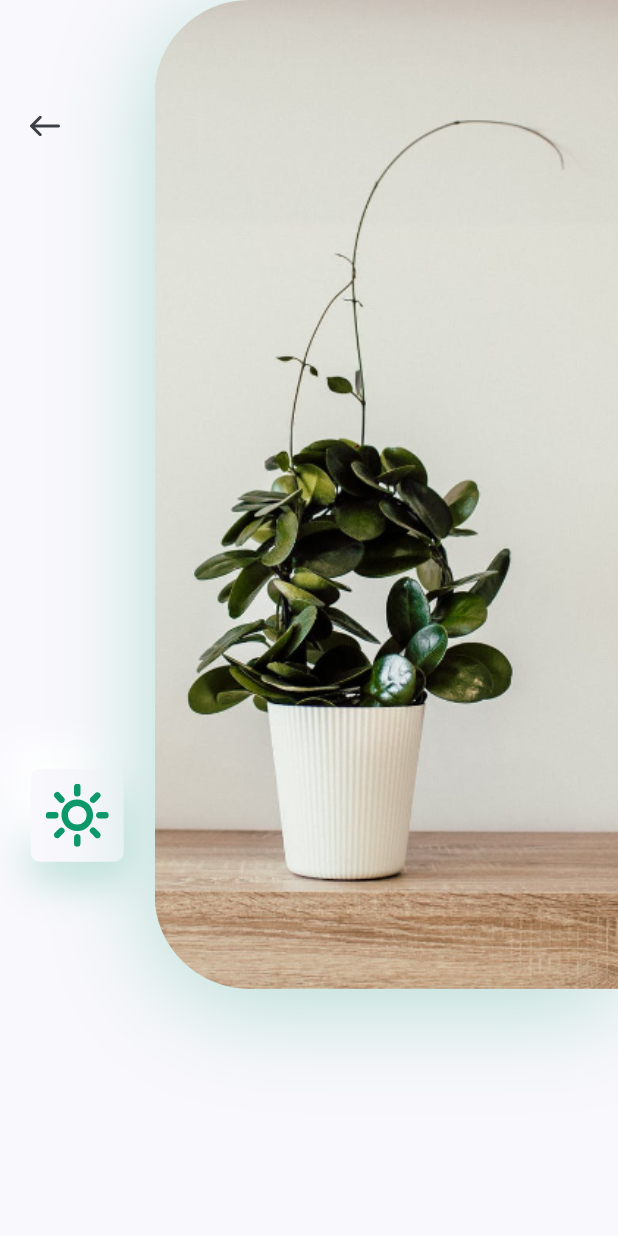
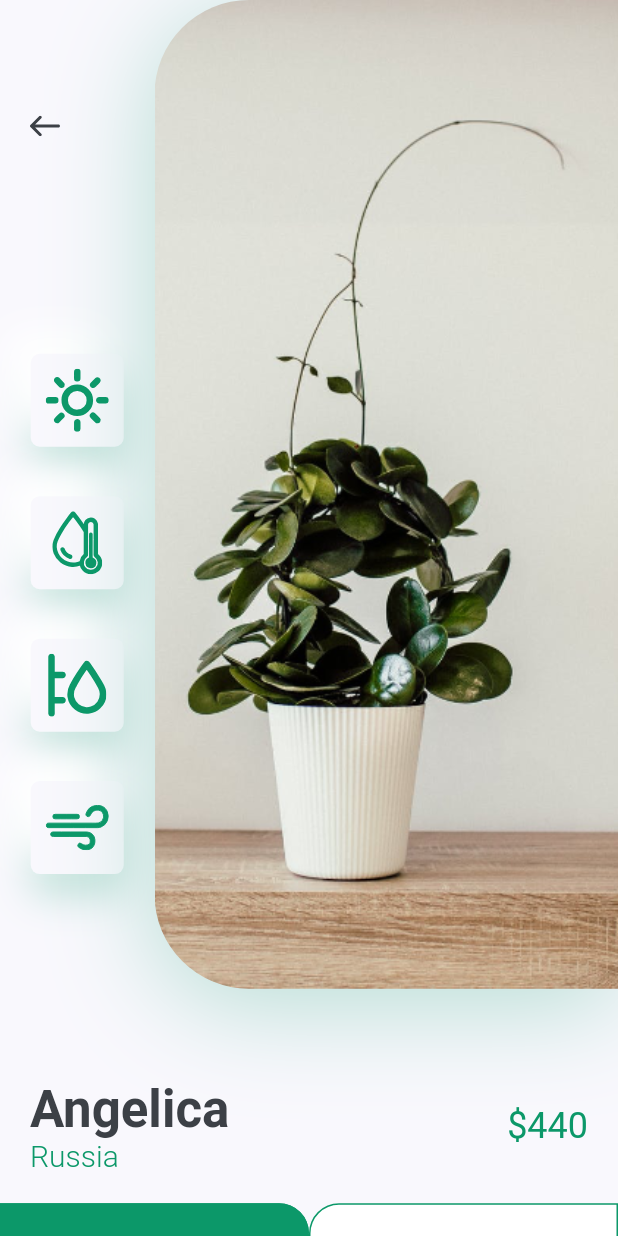
Before and after one commit to AliRahimi1388/planet_vitrin, a Flutter app: the DetailsScreen screen opened directly, on a phone screen of 412 x 824 dp. Run offline on Flutter 3.47's test engine with Material 2 defaults, Android fonts, the phone set to English and light mode, and no system bars; our stand-ins replace flutter_svg.

Commit message:
Finish Appdetails page

```diff
--- a/lib/screens/details/components/body.dart
+++ b/lib/screens/details/components/body.dart
@@ -1,6 +1,7 @@
 import 'package:flutter/material.dart';
-import 'package:flutter_svg/svg.dart';
 import 'package:planet_app/constants.dart';
+import 'package:planet_app/screens/details/components/title_and_price.dart';
+import 'images_and_icons.dart';
 
 class Body extends StatelessWidget {
   const Body({super.key});
@@ -8,76 +9,58 @@ class Body extends StatelessWidget {
   @override
   Widget build(BuildContext context) {
     Size size = MediaQuery.of(context).size;
-    return Column(
-      children: <Widget>[
-        SizedBox(
-          height: size.height * 0.8,
-          child: Row(
+    return SingleChildScrollView(
+      child: Column(
+        children: <Widget>[
+          ImagesAndIcons(size: size),
+          TitleAndPrice(
+            title: "Angelica\n",
+            country: "Russia",
+            price: 440,
+          ),
+          SizedBox(
+            height: kDefaultPaddding,
+          ),
+          Row(
             children: [
-              Expanded(
-                child: Padding(
-                  padding: const EdgeInsets.symmetric(
-                      vertical: kDefaultPaddding * 3),
-                  child: Column(
-                    children: <Widget>[
-                      Align(
-                        alignment: Alignment.topLeft,
-                        child: IconButton(
-                          padding: EdgeInsets.symmetric(
-                              horizontal: kDefaultPaddding),
-                          icon: SvgPicture.asset("assets/icons/back_arrow.svg"),
-                          onPressed: () {
-                            Navigator.pop(context);
-                          },
-                        ),
-                      ),
-                      Spacer(),
-                      Container(
-                        margin: EdgeInsets.symmetric(vertical: size.height*0.03),
-                        padding: EdgeInsets.all(kDefaultPaddding/2),
-                        height: 62,
-                        width: 62,
-                        decoration: BoxDecoration(
-                            color: kBackgroundColor,
-                            borderRadius: BorderRadius.circular(6),
-                            boxShadow: [
-                              BoxShadow(
-                                offset: Offset(0, 15),
-                                blurRadius: 22,
-                                color: kPrimaryColor.withOpacity(0.22),
-                              ),
-                              BoxShadow(offset: Offset(-15, -15),
-                              blurRadius: 20,
-                              color: Colors.white)
-                            ]),
-                            child: SvgPicture.asset("assets/icons/sun.svg"),
-                      )
-                    ],
-                  ),
-                ),
+              SizedBox(
+                width: size.width / 2,
+                height: 84,
+                child: TextButton(
+                    onPressed: () {},
+                    child: Text("Buy", style: TextStyle(fontSize: 17)),
+                    style: ButtonStyle(
+                        foregroundColor:
+                            MaterialStateProperty.all<Color>(Colors.white),
+                        backgroundColor:
+                            MaterialStateProperty.all<Color>(kPrimaryColor),
+                        shape:
+                            MaterialStateProperty.all<RoundedRectangleBorder>(
+                                RoundedRectangleBorder(
+                                    borderRadius: BorderRadius.only(
+                                        topRight: Radius.circular(20)),
+                                    side: BorderSide(color: kPrimaryColor))))),
               ),
-              Container(
-                height: size.height * 0.8,
-                width: size.width * 0.75,
-                decoration: BoxDecoration(
-                    borderRadius: BorderRadius.only(
-                        topLeft: Radius.circular(63),
-                        bottomLeft: Radius.circular(63)),
-                    boxShadow: [
-                      BoxShadow(
-                          offset: Offset(0, 10),
-                          blurRadius: 60,
-                          color: kPrimaryColor.withOpacity(0.29)),
-                    ],
-                    image: DecorationImage(
-                        alignment: Alignment.centerLeft,
-                        fit: BoxFit.cover,
-                        image: AssetImage("assets/images/img.png"))),
+              SizedBox(
+                width: size.width / 2,
+                height: 84,
+                child: TextButton(
+                    onPressed: () {},
+                    child: Text("Comments", style: TextStyle(fontSize: 17)),
+                    style: ButtonStyle(
+                        backgroundColor:
+                            MaterialStateProperty.all<Color>(Colors.white),
+                        shape:
+                            MaterialStateProperty.all<RoundedRectangleBorder>(
+                                RoundedRectangleBorder(
+                                    borderRadius: BorderRadius.only(
+                                        topLeft: Radius.circular(20)),
+                                    side: BorderSide(color: kPrimaryColor))))),
               )
             ],
-          ),
-        )
-      ],
+          )
+        ],
+      ),
     );
   }
 }
--- /dev/null
+++ b/lib/screens/details/components/icon_card.dart
@@ -0,0 +1,36 @@
+import 'package:flutter/material.dart';
+import 'package:flutter_svg/svg.dart';
+import '../../../constants.dart';
+
+class IconCard extends StatelessWidget {
+  const IconCard({
+    super.key,
+    required this.icon,
+  });
+
+  final String icon;
+
+  @override
+  Widget build(BuildContext context) {
+    Size size = MediaQuery.of(context).size;
+    return Container(
+      margin: EdgeInsets.symmetric(vertical: size.height * 0.02),
+      padding: EdgeInsets.all(kDefaultPaddding / 2),
+      height: 62,
+      width: 62,
+      decoration: BoxDecoration(
+          color: kBackgroundColor,
+          borderRadius: BorderRadius.circular(6),
+          boxShadow: [
+            BoxShadow(
+              offset: Offset(0, 15),
+              blurRadius: 22,
+              color: kPrimaryColor.withOpacity(0.22),
+            ),
+            BoxShadow(
+                offset: Offset(-15, -15), blurRadius: 20, color: Colors.white)
+          ]),
+      child: SvgPicture.asset(icon),
+    );
+  }
+}
--- /dev/null
+++ b/lib/screens/details/components/images_and_icons.dart
@@ -0,0 +1,73 @@
+import 'package:flutter/material.dart';
+import 'package:flutter_svg/svg.dart';
+
+import '../../../constants.dart';
+import 'icon_card.dart';
+
+
+class ImagesAndIcons extends StatelessWidget {
+  const ImagesAndIcons({
+    super.key,
+    required this.size,
+  });
+
+  final Size size;
+
+  @override
+  Widget build(BuildContext context) {
+    return Padding(
+      padding: const EdgeInsets.only(bottom: kDefaultPaddding*3),
+      child: SizedBox(
+        height: size.height * 0.8,
+        child: Row(
+          children: [
+            Expanded(
+              child: Padding(
+                padding: const EdgeInsets.symmetric(
+                    vertical: kDefaultPaddding * 3),
+                child: Column(
+                  children: <Widget>[
+                    Align(
+                      alignment: Alignment.topLeft,
+                      child: IconButton(
+                        padding: EdgeInsets.symmetric(
+                            horizontal: kDefaultPaddding),
+                        icon: SvgPicture.asset("assets/icons/back_arrow.svg"),
+                        onPressed: () {
+                          Navigator.pop(context);
+                        },
+                      ),
+                    ),
+                    Spacer(),
+                    IconCard(icon: "assets/icons/sun.svg"),
+                    IconCard(icon: "assets/icons/icon_2.svg"),
+                    IconCard(icon: "assets/icons/icon_3.svg"),
+                    IconCard(icon: "assets/icons/icon_4.svg")
+                  ],
+                ),
+              ),
+            ),
+            Container(
+              height: size.height * 0.8,
+              width: size.width * 0.75,
+              decoration: BoxDecoration(
+                  borderRadius: BorderRadius.only(
+                      topLeft: Radius.circular(63),
+                      bottomLeft: Radius.circular(63)),
+                  boxShadow: [
+                    BoxShadow(
+                        offset: Offset(0, 10),
+                        blurRadius: 60,
+                        color: kPrimaryColor.withOpacity(0.29)),
+                  ],
+                  image: DecorationImage(
+                      alignment: Alignment.centerLeft,
+                      fit: BoxFit.cover,
+                      image: AssetImage("assets/images/img.png"))),
+            )
+          ],
+        ),
+      ),
+    );
+  }
+}
--- /dev/null
+++ b/lib/screens/details/components/title_and_price.dart
@@ -0,0 +1,51 @@
+import 'package:flutter/material.dart';
+
+import '../../../constants.dart';
+
+class TitleAndPrice extends StatelessWidget {
+  const TitleAndPrice({
+    super.key,
+    required this.title,
+    required this.country,
+    required this.price,
+  });
+
+  final String title, country;
+  final int price;
+
+  @override
+  Widget build(BuildContext context) {
+    return Padding(
+      padding: const EdgeInsets.symmetric(horizontal: kDefaultPaddding),
+      child: Row(
+        children: [
+          RichText(
+            text: TextSpan(
+              children: [
+                TextSpan(
+                  text: title,
+                  style: Theme.of(context).textTheme.headlineMedium?.copyWith(
+                      color: kTextColor, fontWeight: FontWeight.bold),
+                ),
+                TextSpan(
+                    text: country,
+                    style: TextStyle(
+                        fontSize: 20,
+                        color: kPrimaryColor,
+                        fontWeight: FontWeight.w300))
+              ],
+            ),
+          ),
+          Spacer(),
+          Text(
+            "\$$price",
+            style: Theme.of(context)
+                .textTheme
+                .headlineSmall
+                ?.copyWith(color: kPrimaryColor),
+          )
+        ],
+      ),
+    );
+  }
+}
```
